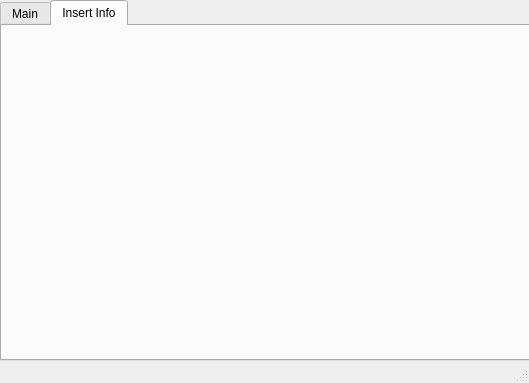
Bebelingur/CoS, file mainwindow.ui: the form before one commit.
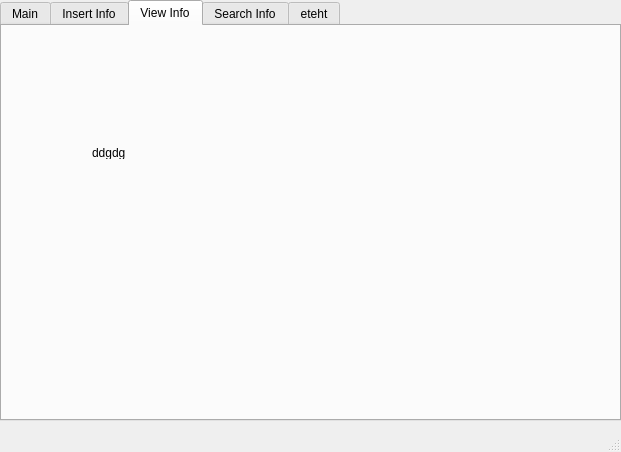
The form after the commit.

Commit message: Bætti við tabs

The edit to the form file:
```diff
--- a/mainwindow.ui
+++ b/mainwindow.ui
@@ -6,8 +6,8 @@
    <rect>
     <x>0</x>
     <y>0</y>
-    <width>529</width>
-    <height>383</height>
+    <width>621</width>
+    <height>452</height>
    </rect>
   </property>
   <property name="windowTitle">
@@ -19,12 +19,12 @@
      <rect>
       <x>0</x>
       <y>0</y>
-      <width>531</width>
-      <height>361</height>
+      <width>621</width>
+      <height>421</height>
      </rect>
     </property>
     <property name="currentIndex">
-     <number>1</number>
+     <number>2</number>
     </property>
     <widget class="QWidget" name="mainTab">
      <attribute name="title">
@@ -36,6 +36,34 @@
       <string>Insert Info</string>
      </attribute>
     </widget>
+    <widget class="QWidget" name="viewTab">
+     <attribute name="title">
+      <string>View Info</string>
+     </attribute>
+     <widget class="QLabel" name="label">
+      <property name="geometry">
+       <rect>
+        <x>90</x>
+        <y>120</y>
+        <width>47</width>
+        <height>13</height>
+       </rect>
+      </property>
+      <property name="text">
+       <string>ddgdg</string>
+      </property>
+     </widget>
+    </widget>
+    <widget class="QWidget" name="tab_4">
+     <attribute name="title">
+      <string>Search Info</string>
+     </attribute>
+    </widget>
+    <widget class="QWidget" name="tab">
+     <attribute name="title">
+      <string>eteht</string>
+     </attribute>
+    </widget>
    </widget>
   </widget>
   <widget class="QMenuBar" name="menuBar">
```
Left out of the diff: 2 changed lines with no effect on the pictures. The commit also changes 2 other files.
